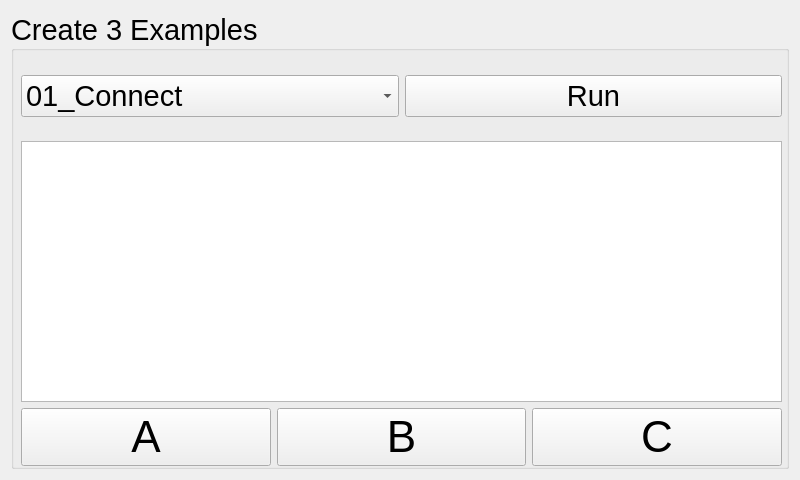
First picture: the form in ui/Create3ExampleWidget.ui, repository kipr/botui, before the edit.
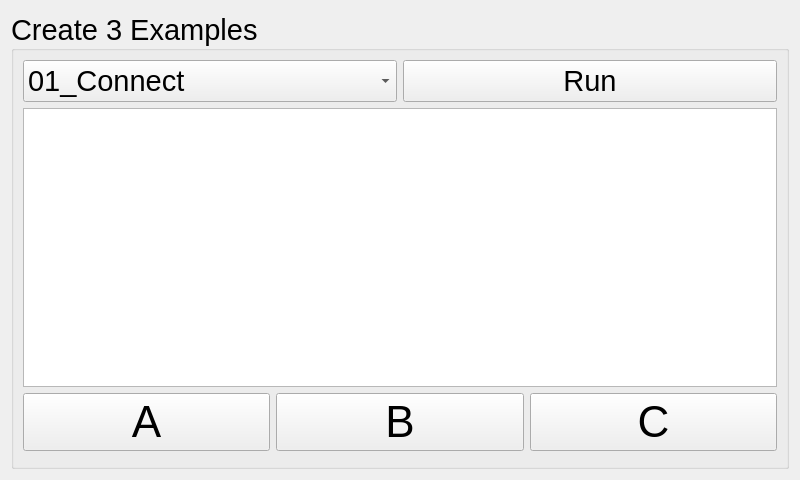
Second picture: the form after the edit. Custom widgets are drawn as their Qt base class.

Commit message: Added visual code for Create 3 Example programs within Create 3 widget

What changed in the file:
```diff
--- a/ui/Create3ExampleWidget.ui
+++ b/ui/Create3ExampleWidget.ui
@@ -27,15 +27,8 @@
      <property name="alignment">
       <set>Qt::AlignLeading|Qt::AlignLeft|Qt::AlignVCenter</set>
      </property>
-     <widget class="QWidget" name="horizontalLayoutWidget">
-      <property name="geometry">
-       <rect>
-        <x>10</x>
-        <y>40</y>
-        <width>761</width>
-        <height>91</height>
-       </rect>
-      </property>
+     <layout class="QVBoxLayout" name="verticalLayout">
+      <item>
       <layout class="QHBoxLayout" name="horizontalLayout">
        <item>
         <widget class="QComboBox" name="exampleComboBox">
@@ -90,41 +83,9 @@
         </widget>
        </item>
       </layout>
-     </widget>
-     <widget class="QWidget" name="">
-      <property name="geometry">
-       <rect>
-        <x>10</x>
-        <y>130</y>
-        <width>761</width>
-        <height>331</height>
-       </rect>
-      </property>
-      <layout class="QVBoxLayout" name="verticalLayout">
+      </item>
        <item>
-        <widget class="ConsoleWidget" name="console">
-         <property name="font">
-          <font>
-           <family>Courier New</family>
-           <pointsize>22</pointsize>
-          </font>
-         </property>
-         <property name="focusPolicy">
-          <enum>Qt::NoFocus</enum>
-         </property>
-         <property name="undoRedoEnabled">
-          <bool>false</bool>
-         </property>
-         <property name="readOnly">
-          <bool>true</bool>
-         </property>
-         <property name="acceptRichText">
-          <bool>false</bool>
-         </property>
-         <property name="textInteractionFlags">
-          <set>Qt::NoTextInteraction</set>
-         </property>
-        </widget>
+       <widget class="QListWidget" name="listWidget"/>
        </item>
        <item>
         <widget class="QWidget" name="normal" native="true">
@@ -182,17 +143,9 @@
        </item>
       </layout>
      </widget>
-    </widget>
    </item>
   </layout>
  </widget>
- <customwidgets>
-  <customwidget>
-   <class>ConsoleWidget</class>
-   <extends>QTextEdit</extends>
-   <header>ConsoleWidget.h</header>
-  </customwidget>
- </customwidgets>
  <resources/>
  <connections/>
 </ui>
```
Lines whose indentation alone changed are shown as unchanged. The commit also changes 2 other files.
